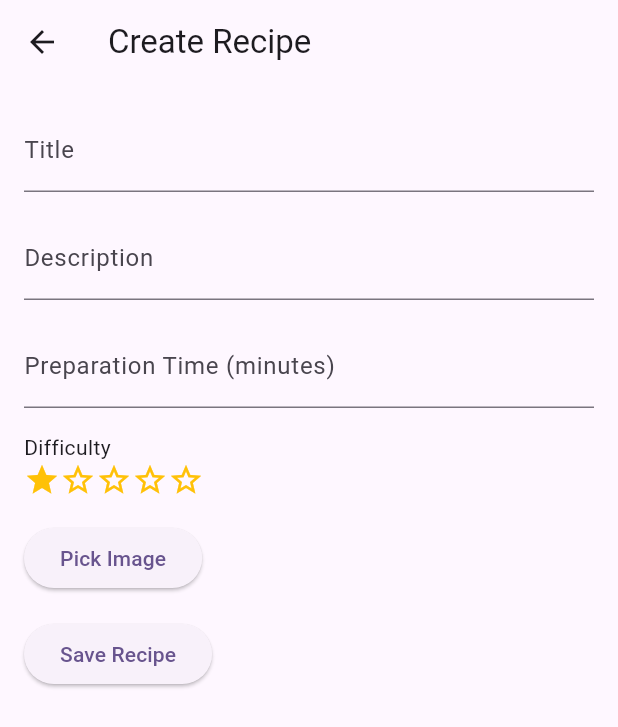
After one commit to antv199/Flutter-Cooking-App, a Flutter app: the screen it shows after launch, after a tap on the "add" icon, on a phone screen of 412 x 824 dp. The commit adds this screen. Shown: the top 727 px of the screen. Run offline on Flutter 3.47's test engine with Material 3 defaults, Android fonts, the phone set to English and light mode, and no system bars; our stand-ins replace cached_network_image, hive, hive_flutter, image_picker; accounts and stored records are empty; network calls fail.

Commit message:
Implementing adding recipes

```diff
--- /dev/null
+++ b/lib/CreateRecipePage.dart
@@ -0,0 +1,143 @@
+import 'package:flutter/material.dart';
+import 'package:image_picker/image_picker.dart';
+import 'package:hive/hive.dart';
+import 'classes/RecipeClass.dart';
+import 'dart:io';
+
+class CreateRecipePage extends StatefulWidget {
+  const CreateRecipePage({super.key});
+
+  @override
+  _CreateRecipePageState createState() => _CreateRecipePageState();
+}
+
+class _CreateRecipePageState extends State<CreateRecipePage> {
+  final _formKey = GlobalKey<FormState>();
+  final _titleController = TextEditingController();
+  final _descriptionController = TextEditingController();
+  final _preparationTimeController = TextEditingController();
+  String? _imageUrl;
+  int _difficulty = 1; // Default difficulty level
+
+  Future<void> _pickImage() async {
+    final picker = ImagePicker();
+    final pickedFile = await picker.pickImage(source: ImageSource.gallery);
+
+    if (pickedFile != null) {
+      setState(() {
+        _imageUrl = pickedFile.path;
+      });
+    }
+  }
+
+  void _saveRecipe() {
+    if (_formKey.currentState!.validate()) {
+      final newRecipe = Recipe(
+        title: _titleController.text,
+        description: _descriptionController.text,
+        preparationTime: int.parse(_preparationTimeController.text),
+        difficulty: _difficulty,
+        imageUrl: _imageUrl ?? '',
+      );
+
+      final recipeBox = Hive.box<Recipe>('recipes');
+      recipeBox.add(newRecipe);
+
+      Navigator.pop(context);
+    }
+  }
+
+  @override
+  Widget build(BuildContext context) {
+    return Scaffold(
+      appBar: AppBar(title: const Text('Create Recipe')),
+      body: Padding(
+        padding: const EdgeInsets.all(16.0),
+        child: Form(
+          key: _formKey,
+          child: SingleChildScrollView(
+            child: Column(
+              crossAxisAlignment: CrossAxisAlignment.start,
+              children: [
+                TextFormField(
+                  controller: _titleController,
+                  decoration: const InputDecoration(labelText: 'Title'),
+                  validator: (value) {
+                    if (value == null || value.isEmpty) {
+                      return 'Please enter a title';
+                    }
+                    return null;
+                  },
+                ),
+                const SizedBox(height: 16),
+                TextFormField(
+                  controller: _descriptionController,
+                  decoration: const InputDecoration(labelText: 'Description'),
+                  validator: (value) {
+                    if (value == null || value.isEmpty) {
+                      return 'Please enter a description';
+                    }
+                    return null;
+                  },
+                ),
+                const SizedBox(height: 16),
+                TextFormField(
+                  controller: _preparationTimeController,
+                  decoration: const InputDecoration(
+                    labelText: 'Preparation Time (minutes)',
+                  ),
+                  keyboardType: TextInputType.number,
+                  validator: (value) {
+                    if (value == null || value.isEmpty) {
+                      return 'Please enter preparation time';
+                    }
+                    if (int.tryParse(value) == null) {
+                      return 'Please enter a valid number';
+                    }
+                    return null;
+                  },
+                ),
+                const SizedBox(height: 16),
+                const Text('Difficulty'),
+                Row(
+                  children: List.generate(5, (index) {
+                    return GestureDetector(
+                      onTap: () {
+                        setState(() {
+                          _difficulty = index + 1; // Update difficulty
+                        });
+                      },
+                      child: Icon(
+                        index < _difficulty ? Icons.star : Icons.star_border,
+                        color: Colors.amber,
+                      ),
+                    );
+                  }),
+                ),
+                const SizedBox(height: 16),
+                ElevatedButton(
+                  onPressed: _pickImage,
+                  child: const Text('Pick Image'),
+                ),
+                if (_imageUrl != null)
+                  Padding(
+                    padding: const EdgeInsets.only(top: 16.0),
+                    child: Image.file(
+                      File(_imageUrl!),
+                      height: 200,
+                      fit: BoxFit.cover,
+                    ),
+                  ),
+                const SizedBox(height: 16),
+                ElevatedButton(
+                  onPressed: _saveRecipe,
+                  child: const Text('Save Recipe'),
+                ),
+              ],
+            ),
+          ),
+        ),
+      ),
+    );
+  }
+}
--- a/lib/classes/RecipeClass.dart
+++ b/lib/classes/RecipeClass.dart
@@ -1,10 +1,26 @@
-class Recipe {
+import 'package:hive/hive.dart';
+
+part 'RecipeClass.g.dart'; // Required for Hive type adapter generation
+
+@HiveType(typeId: 0)
+class Recipe extends HiveObject {
+  @HiveField(0)
   final String title;
+
+  @HiveField(1)
   final String description;
+
+  @HiveField(2)
   final int preparationTime;
-  final String difficulty;
+
+  @HiveField(3)
+  final int difficulty; // Int (1-5)
+
+  @HiveField(4)
   final String imageUrl;
-  int rating;
+
+  @HiveField(5)
+  int rating; // Int (1-5)
 
   Recipe({
     required this.title,
--- a/lib/main.dart
+++ b/lib/main.dart
@@ -2,6 +2,7 @@ import 'package:flutter/material.dart';
 import 'package:hive_flutter/hive_flutter.dart';
 import 'classes/RecipeClass.dart'; // Import the Recipe class
 import 'widgets/Home/RecipeHomeCard.dart'; // Import the RecipeHomeCard widget
+import 'CreateRecipePage.dart'; // Import the CreateRecipePage class
 
 void main() async {
   WidgetsFlutterBinding.ensureInitialized();
@@ -34,24 +35,14 @@ class HomeScreen extends StatefulWidget {
 }
 
 class _HomeScreenState extends State<HomeScreen> {
-  List<Recipe> recipes = [
-    Recipe(
-      title: 'Spaghetti Carbonara',
-      description: 'A classic Italian pasta dish.',
-      preparationTime: 20,
-      difficulty: 'Medium',
-      imageUrl: 'https://via.placeholder.com/150',
-      rating: 4,
-    ),
-    Recipe(
-      title: 'Greek Salad',
-      description: 'A fresh and healthy salad.',
-      preparationTime: 10,
-      difficulty: 'Easy',
-      imageUrl: 'https://via.placeholder.com/150',
-      rating: 5,
-    ),
-  ];
+  List<Recipe> recipes = [];
+
+  @override
+  void initState() {
+    super.initState();
+    final recipeBox = Hive.box<Recipe>('recipes');
+    recipes = recipeBox.values.toList();
+  }
 
   void updateRating(int index, int newRating) {
     setState(() {
@@ -119,7 +110,12 @@ class _HomeScreenState extends State<HomeScreen> {
       ),
       floatingActionButton: FloatingActionButton(
         onPressed: () {
-          // Add functionality to navigate to a new screen for adding a recipe
+          Navigator.push(
+            context,
+            MaterialPageRoute(builder: (context) => const CreateRecipePage()),
+          ).then((_) {
+            setState(() {}); // Refresh the home screen after returning
+          });
         },
         child: const Icon(Icons.add),
       ),
--- a/lib/widgets/Home/RecipeHomeCard.dart
+++ b/lib/widgets/Home/RecipeHomeCard.dart
@@ -43,20 +43,15 @@ class RecipeHomeCard extends StatelessWidget {
           subtitle: Column(
             crossAxisAlignment: CrossAxisAlignment.start,
             children: [
-              Text('Difficulty: ${recipe.difficulty}'),
               Row(
                 children: List.generate(5, (index) {
-                  return GestureDetector(
-                    onTap: () {
-                      onRatingChanged(index + 1); // Update rating
-                    },
-                    child: Icon(
-                      index < recipe.rating ? Icons.star : Icons.star_border,
-                      color: Colors.amber,
-                    ),
+                  return Icon(
+                    index < recipe.difficulty ? Icons.star : Icons.star_border,
+                    color: Colors.amber,
                   );
                 }),
               ),
+              Text('Difficulty: ${recipe.difficulty}/5'),
             ],
           ),
           onTap: () {
--- a/pubspec.yaml
+++ b/pubspec.yaml
@@ -37,6 +37,8 @@ dependencies:
   cached_network_image: ^3.2.3
   hive: ^2.2.3
   hive_flutter: ^1.1.0
+  build_runner: ^2.4.15
+  image_picker: ^1.1.2
 
 dev_dependencies:
   flutter_test:
@@ -48,6 +50,7 @@ dev_dependencies:
   # package. See that file for information about deactivating specific lint
   # rules and activating additional ones.
   flutter_lints: ^5.0.0
+  hive_generator: ^2.0.1
 
 # For information on the generic Dart part of this file, see the
 # following page: https://dart.dev/tools/pub/pubspec
```
Also changed, not shown: lib/classes/RecipeClass.g.dart (added), pubspec.lock, 5 other files.
